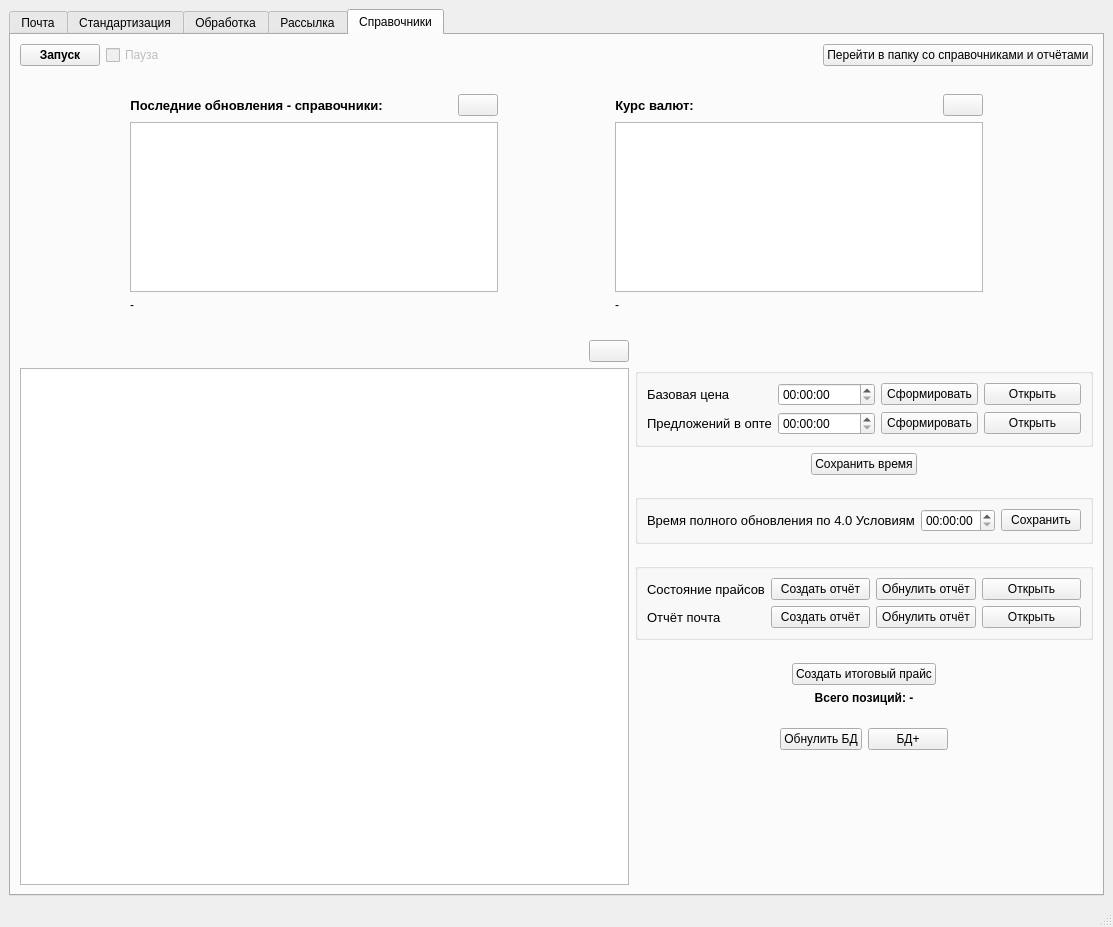
First picture: the form in price_processing_2.ui, repository tmptr1/price_processing, before the edit.
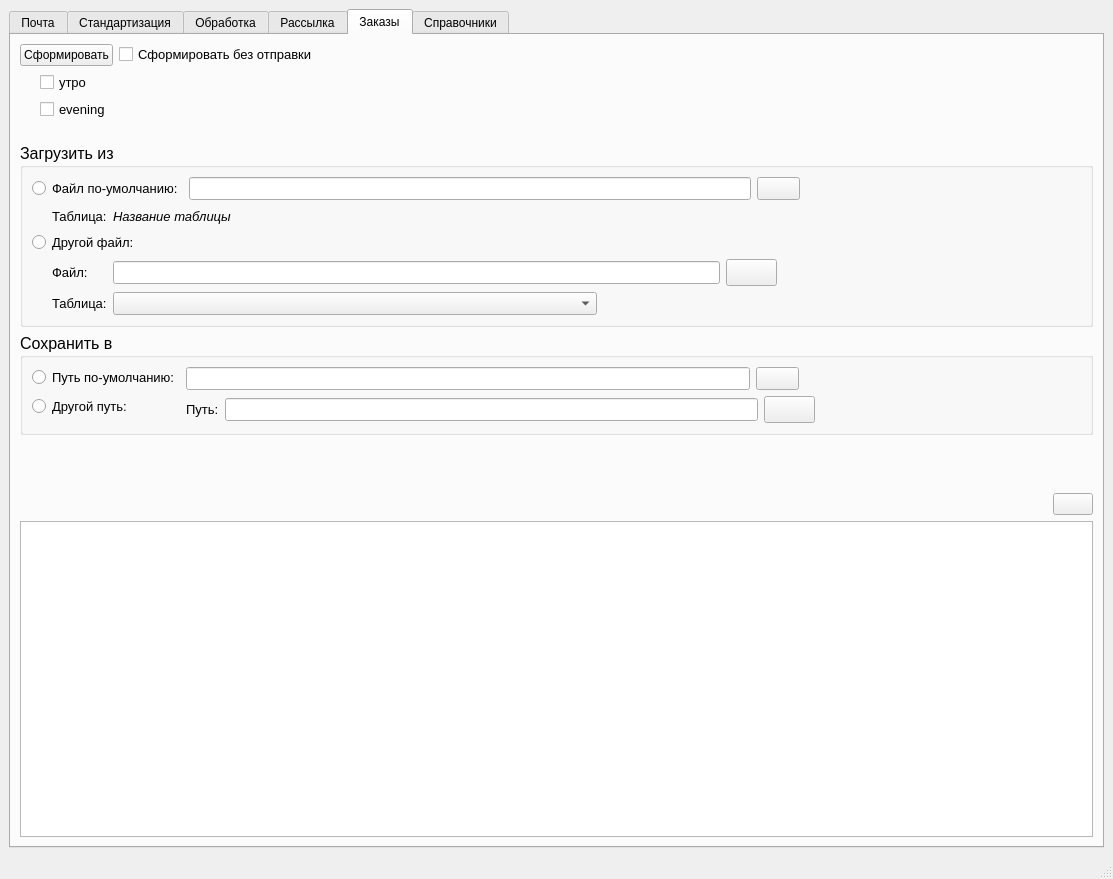
Second picture: the form after the edit. The open tabs and pages were chosen to show the change. Icons and pictures are not drawn.

Commit message: add OrderSender, change price markup (code 15)

```diff
--- a/price_processing_2.ui
+++ b/price_processing_2.ui
@@ -7,7 +7,7 @@
     <x>0</x>
     <y>0</y>
     <width>1113</width>
-    <height>927</height>
+    <height>879</height>
    </rect>
   </property>
   <property name="windowTitle">
@@ -1561,6 +1561,583 @@
         </item>
        </layout>
       </widget>
+      <widget class="QWidget" name="tab_6">
+       <attribute name="title">
+        <string>Заказы</string>
+       </attribute>
+       <layout class="QGridLayout" name="gridLayout_19">
+        <item row="0" column="0">
+         <layout class="QVBoxLayout" name="verticalLayout_14" stretch="2,2,1,15,3,20">
+          <item>
+           <layout class="QHBoxLayout" name="horizontalLayout_29">
+            <item>
+             <widget class="QPushButton" name="CreateButton_5">
+              <property name="text">
+               <string>Сформировать</string>
+              </property>
+             </widget>
+            </item>
+            <item>
+             <widget class="QCheckBox" name="NeedToSend_checkBox_5">
+              <property name="font">
+               <font>
+                <pointsize>10</pointsize>
+               </font>
+              </property>
+              <property name="text">
+               <string>Сформировать без отправки</string>
+              </property>
+             </widget>
+            </item>
+            <item>
+             <spacer name="horizontalSpacer_39">
+              <property name="orientation">
+               <enum>Qt::Orientation::Horizontal</enum>
+              </property>
+              <property name="sizeHint" stdset="0">
+               <size>
+                <width>40</width>
+                <height>20</height>
+               </size>
+              </property>
+             </spacer>
+            </item>
+           </layout>
+          </item>
+          <item>
+           <layout class="QHBoxLayout" name="horizontalLayout_28">
+            <item>
+             <spacer name="horizontalSpacer_41">
+              <property name="orientation">
+               <enum>Qt::Orientation::Horizontal</enum>
+              </property>
+              <property name="sizeType">
+               <enum>QSizePolicy::Policy::Minimum</enum>
+              </property>
+              <property name="sizeHint" stdset="0">
+               <size>
+                <width>20</width>
+                <height>20</height>
+               </size>
+              </property>
+             </spacer>
+            </item>
+            <item>
+             <layout class="QVBoxLayout" name="verticalLayout_10">
+              <item>
+               <widget class="QCheckBox" name="morning_checkBox">
+                <property name="font">
+                 <font>
+                  <pointsize>10</pointsize>
+                 </font>
+                </property>
+                <property name="text">
+                 <string>утро</string>
+                </property>
+               </widget>
+              </item>
+              <item>
+               <widget class="QCheckBox" name="evening_checkBox">
+                <property name="font">
+                 <font>
+                  <pointsize>10</pointsize>
+                 </font>
+                </property>
+                <property name="text">
+                 <string>evening</string>
+                </property>
+               </widget>
+              </item>
+             </layout>
+            </item>
+            <item>
+             <spacer name="horizontalSpacer_38">
+              <property name="orientation">
+               <enum>Qt::Orientation::Horizontal</enum>
+              </property>
+              <property name="sizeHint" stdset="0">
+               <size>
+                <width>40</width>
+                <height>20</height>
+               </size>
+              </property>
+             </spacer>
+            </item>
+           </layout>
+          </item>
+          <item>
+           <spacer name="verticalSpacer_14">
+            <property name="orientation">
+             <enum>Qt::Orientation::Vertical</enum>
+            </property>
+            <property name="sizeHint" stdset="0">
+             <size>
+              <width>20</width>
+              <height>40</height>
+             </size>
+            </property>
+           </spacer>
+          </item>
+          <item>
+           <layout class="QVBoxLayout" name="verticalLayout_13">
+            <item>
+             <widget class="QGroupBox" name="groupBox_4">
+              <property name="font">
+               <font>
+                <pointsize>12</pointsize>
+               </font>
+              </property>
+              <property name="title">
+               <string>Загрузить из</string>
+              </property>
+              <layout class="QGridLayout" name="gridLayout_17">
+               <item row="0" column="0">
+                <layout class="QVBoxLayout" name="verticalLayout_12">
+                 <item>
+                  <layout class="QHBoxLayout" name="horizontalLayout_34" stretch="0,2,0,1">
+                   <item>
+                    <widget class="QRadioButton" name="GetPathChose_1_radioButton">
+                     <property name="font">
+                      <font>
+                       <pointsize>10</pointsize>
+                      </font>
+                     </property>
+                     <property name="text">
+                      <string>Файл по-умолчанию:</string>
+                     </property>
+                    </widget>
+                   </item>
+                   <item>
+                    <widget class="QLineEdit" name="default_get_path_lineEdit">
+                     <property name="font">
+                      <font>
+                       <pointsize>10</pointsize>
+                      </font>
+                     </property>
+                     <property name="readOnly">
+                      <bool>true</bool>
+                     </property>
+                    </widget>
+                   </item>
+                   <item>
+                    <widget class="QPushButton" name="OpenGetDir_pushButton_5">
+                     <property name="font">
+                      <font>
+                       <pointsize>10</pointsize>
+                      </font>
+                     </property>
+                     <property name="text">
+                      <string/>
+                     </property>
+                     <property name="icon">
+                      <iconset theme="QIcon::ThemeIcon::FolderOpen"/>
+                     </property>
+                    </widget>
+                   </item>
+                   <item>
+                    <spacer name="horizontalSpacer_45">
+                     <property name="orientation">
+                      <enum>Qt::Orientation::Horizontal</enum>
+                     </property>
+                     <property name="sizeHint" stdset="0">
+                      <size>
+                       <width>40</width>
+                       <height>20</height>
+                      </size>
+                     </property>
+                    </spacer>
+                   </item>
+                  </layout>
+                 </item>
+                 <item>
+                  <layout class="QHBoxLayout" name="horizontalLayout_37">
+                   <item>
+                    <spacer name="horizontalSpacer_48">
+                     <property name="orientation">
+                      <enum>Qt::Orientation::Horizontal</enum>
+                     </property>
+                     <property name="sizeType">
+                      <enum>QSizePolicy::Policy::Minimum</enum>
+                     </property>
+                     <property name="sizeHint" stdset="0">
+                      <size>
+                       <width>20</width>
+                       <height>20</height>
+                      </size>
+                     </property>
+                    </spacer>
+                   </item>
+                   <item>
+                    <widget class="QLabel" name="label_3">
+                     <property name="font">
+                      <font>
+                       <pointsize>10</pointsize>
+                      </font>
+                     </property>
+                     <property name="text">
+                      <string>Таблица:</string>
+                     </property>
+                    </widget>
+                   </item>
+                   <item>
+                    <widget class="QLabel" name="default_order_table_label">
+                     <property name="font">
+                      <font>
+                       <pointsize>10</pointsize>
+                       <italic>true</italic>
+                      </font>
+                     </property>
+                     <property name="text">
+                      <string>Название таблицы</string>
+                     </property>
+                    </widget>
+                   </item>
+                   <item>
+                    <spacer name="horizontalSpacer_49">
+                     <property name="orientation">
+                      <enum>Qt::Orientation::Horizontal</enum>
+                     </property>
+                     <property name="sizeHint" stdset="0">
+                      <size>
+                       <width>40</width>
+                       <height>20</height>
+                      </size>
+                     </property>
+                    </spacer>
+                   </item>
+                  </layout>
+                 </item>
+                 <item>
+                  <widget class="QRadioButton" name="GetPathChose_2_radioButton">
+                   <property name="font">
+                    <font>
+                     <pointsize>10</pointsize>
+                    </font>
+                   </property>
+                   <property name="text">
+                    <string>Другой файл:</string>
+                   </property>
+                  </widget>
+                 </item>
+                 <item>
+                  <layout class="QHBoxLayout" name="horizontalLayout_33">
+                   <item>
+                    <spacer name="horizontalSpacer_44">
+                     <property name="orientation">
+                      <enum>Qt::Orientation::Horizontal</enum>
+                     </property>
+                     <property name="sizeType">
+                      <enum>QSizePolicy::Policy::Minimum</enum>
+                     </property>
+                     <property name="sizeHint" stdset="0">
+                      <size>
+                       <width>20</width>
+                       <height>20</height>
+                      </size>
+                     </property>
+                    </spacer>
+                   </item>
+                   <item>
+                    <layout class="QFormLayout" name="formLayout">
+                     <item row="0" column="0">
+                      <widget class="QLabel" name="get_path_label_5">
+                       <property name="font">
+                        <font>
+                         <pointsize>10</pointsize>
+                        </font>
+                       </property>
+                       <property name="text">
+                        <string>Файл:</string>
+                       </property>
+                      </widget>
+                     </item>
+                     <item row="0" column="1">
+                      <layout class="QHBoxLayout" name="horizontalLayout_31" stretch="2,0,1">
+                       <item>
+                        <widget class="QLineEdit" name="GetFilepath_lineEdit">
+                         <property name="font">
+                          <font>
+                           <pointsize>10</pointsize>
+                          </font>
+                         </property>
+                         <property name="readOnly">
+                          <bool>true</bool>
+                         </property>
+                        </widget>
+                       </item>
+                       <item>
+                        <widget class="QPushButton" name="GetPathSelecter_pushButton">
+                         <property name="text">
+                          <string/>
+                         </property>
+                         <property name="icon">
+                          <iconset theme="QIcon::ThemeIcon::FolderNew"/>
+                         </property>
+                        </widget>
+                       </item>
+                       <item>
+                        <spacer name="horizontalSpacer_43">
+                         <property name="orientation">
+                          <enum>Qt::Orientation::Horizontal</enum>
+                         </property>
+                         <property name="sizeHint" stdset="0">
+                          <size>
+                           <width>40</width>
+                           <height>20</height>
+                          </size>
+                         </property>
+                        </spacer>
+                       </item>
+                      </layout>
+                     </item>
+                     <item row="1" column="0">
+                      <widget class="QLabel" name="list_label_5">
+                       <property name="font">
+                        <font>
+                         <pointsize>10</pointsize>
+                        </font>
+                       </property>
+                       <property name="text">
+                        <string>Таблица:</string>
+                       </property>
+                      </widget>
+                     </item>
+                     <item row="1" column="1">
+                      <layout class="QHBoxLayout" name="horizontalLayout_32" stretch="1,1">
+                       <item>
+                        <widget class="QComboBox" name="list_comboBox_5">
+                         <property name="font">
+                          <font>
+                           <pointsize>10</pointsize>
+                          </font>
+                         </property>
+                        </widget>
+                       </item>
+                       <item>
+                        <spacer name="horizontalSpacer_42">
+                         <property name="orientation">
+                          <enum>Qt::Orientation::Horizontal</enum>
+                         </property>
+                         <property name="sizeHint" stdset="0">
+                          <size>
+                           <width>40</width>
+                           <height>20</height>
+                          </size>
+                         </property>
+                        </spacer>
+                       </item>
+                      </layout>
+                     </item>
+                    </layout>
+                   </item>
+                  </layout>
+                 </item>
+                </layout>
+               </item>
+              </layout>
+             </widget>
+            </item>
+            <item>
+             <widget class="QGroupBox" name="groupBox_5">
+              <property name="font">
+               <font>
+                <pointsize>12</pointsize>
+                <bold>false</bold>
+               </font>
+              </property>
+              <property name="title">
+               <string>Сохранить в</string>
+              </property>
+              <layout class="QGridLayout" name="gridLayout_18">
+               <item row="0" column="0">
+                <layout class="QFormLayout" name="formLayout_2">
+                 <item row="0" column="0">
+                  <widget class="QRadioButton" name="SavePathChose_1_radioButton">
+                   <property name="font">
+                    <font>
+                     <pointsize>10</pointsize>
+                     <bold>false</bold>
+                    </font>
+                   </property>
+                   <property name="text">
+                    <string>Путь по-умолчанию:</string>
+                   </property>
+                  </widget>
+                 </item>
+                 <item row="0" column="1">
+                  <layout class="QHBoxLayout" name="horizontalLayout_36" stretch="2,0,1">
+                   <item>
+                    <widget class="QLineEdit" name="default_save_path_lineEdit">
+                     <property name="font">
+                      <font>
+                       <pointsize>10</pointsize>
+                       <bold>false</bold>
+                      </font>
+                     </property>
+                     <property name="readOnly">
+                      <bool>true</bool>
+                     </property>
+                    </widget>
+                   </item>
+                   <item>
+                    <widget class="QPushButton" name="OpenSaveDir_pushButton_5">
+                     <property name="font">
+                      <font>
+                       <pointsize>10</pointsize>
+                       <bold>false</bold>
+                      </font>
+                     </property>
+                     <property name="text">
+                      <string/>
+                     </property>
+                     <property name="icon">
+                      <iconset theme="QIcon::ThemeIcon::FolderOpen"/>
+                     </property>
+                    </widget>
+                   </item>
+                   <item>
+                    <spacer name="horizontalSpacer_46">
+                     <property name="orientation">
+                      <enum>Qt::Orientation::Horizontal</enum>
+                     </property>
+                     <property name="sizeHint" stdset="0">
+                      <size>
+                       <width>40</width>
+                       <height>20</height>
+                      </size>
+                     </property>
+                    </spacer>
+                   </item>
+                  </layout>
+                 </item>
+                 <item row="1" column="0">
+                  <widget class="QRadioButton" name="SavePathChose_2_radioButton">
+                   <property name="font">
+                    <font>
+                     <pointsize>10</pointsize>
+                     <bold>false</bold>
+                    </font>
+                   </property>
+                   <property name="text">
+                    <string>Другой путь:</string>
+                   </property>
+                  </widget>
+                 </item>
+                 <item row="1" column="1">
+                  <layout class="QHBoxLayout" name="horizontalLayout_35" stretch="0,2,0,1">
+                   <item>
+                    <widget class="QLabel" name="save_path_label_5">
+                     <property name="font">
+                      <font>
+                       <pointsize>10</pointsize>
+                       <bold>false</bold>
+                      </font>
+                     </property>
+                     <property name="text">
+                      <string>Путь:</string>
+                     </property>
+                    </widget>
+                   </item>
+                   <item>
+                    <widget class="QLineEdit" name="SaveFilepath_lineEdit">
+                     <property name="font">
+                      <font>
+                       <pointsize>10</pointsize>
+                       <bold>false</bold>
+                      </font>
+                     </property>
+                     <property name="readOnly">
+                      <bool>true</bool>
+                     </property>
+                    </widget>
+                   </item>
+                   <item>
+                    <widget class="QPushButton" name="SavePathSelecter_pushButton">
+                     <property name="text">
+                      <string/>
+                     </property>
+                     <property name="icon">
+                      <iconset theme="QIcon::ThemeIcon::FolderNew"/>
+                     </property>
+                    </widget>
+                   </item>
+                   <item>
+                    <spacer name="horizontalSpacer_47">
+                     <property name="orientation">
+                      <enum>Qt::Orientation::Horizontal</enum>
+                     </property>
+                     <property name="sizeHint" stdset="0">
+                      <size>
+                       <width>40</width>
+                       <height>20</height>
+                      </size>
+                     </property>
+                    </spacer>
+                   </item>
+                  </layout>
+                 </item>
+                </layout>
+               </item>
+              </layout>
+             </widget>
+            </item>
+           </layout>
+          </item>
+          <item>
+           <spacer name="verticalSpacer_15">
+            <property name="orientation">
+             <enum>Qt::Orientation::Vertical</enum>
+            </property>
+            <property name="sizeHint" stdset="0">
+             <size>
+              <width>20</width>
+              <height>40</height>
+             </size>
+            </property>
+           </spacer>
+          </item>
+          <item>
+           <layout class="QVBoxLayout" name="verticalLayout_11">
+            <item>
+             <layout class="QHBoxLayout" name="horizontalLayout_30">
+              <item>
+               <spacer name="horizontalSpacer_40">
+                <property name="orientation">
+                 <enum>Qt::Orientation::Horizontal</enum>
+                </property>
+                <property name="sizeHint" stdset="0">
+                 <size>
+                  <width>40</width>
+                  <height>20</height>
+                 </size>
+                </property>
+               </spacer>
+              </item>
+              <item>
+               <widget class="QPushButton" name="LogButton_5">
+                <property name="text">
+                 <string/>
+                </property>
+                <property name="icon">
+                 <iconset theme="QIcon::ThemeIcon::FormatJustifyLeft"/>
+                </property>
+               </widget>
+              </item>
+             </layout>
+            </item>
+            <item>
+             <widget class="QTextBrowser" name="ConsoleTextBrowser_5">
+              <property name="sizeAdjustPolicy">
+               <enum>QAbstractScrollArea::SizeAdjustPolicy::AdjustToContents</enum>
+              </property>
+             </widget>
+            </item>
+           </layout>
+          </item>
+         </layout>
+        </item>
+       </layout>
+      </widget>
       <widget class="QWidget" name="tab_3">
        <attribute name="title">
         <string>Справочники</string>
```
Left out of the diff: 2 changed lines with no effect on the pictures. The commit also changes 8 other files.
